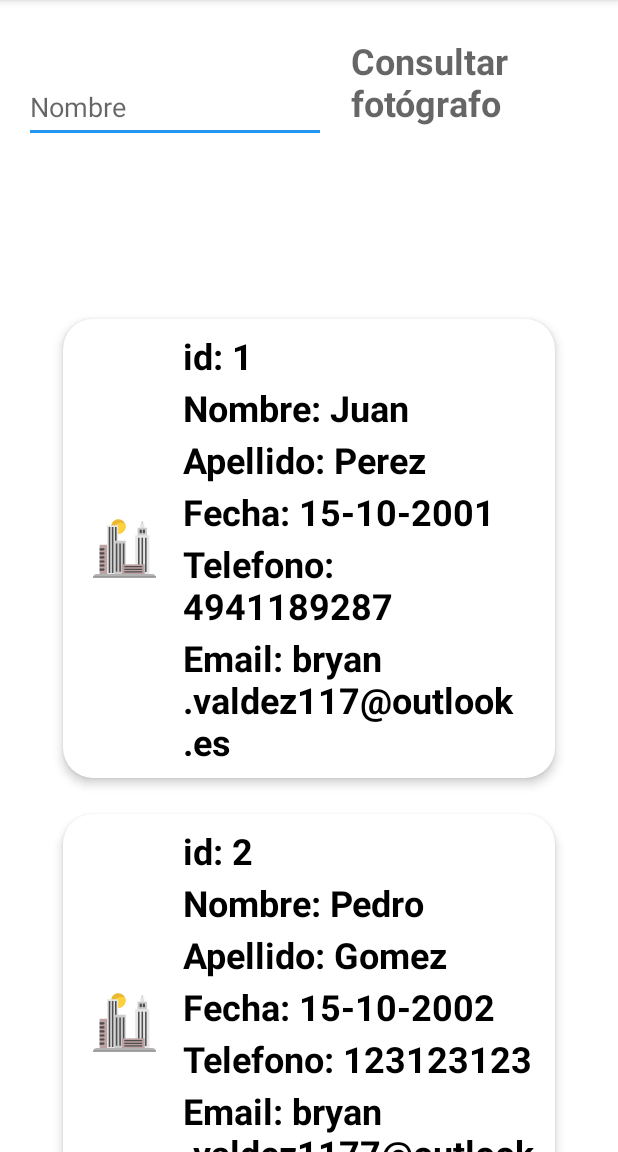
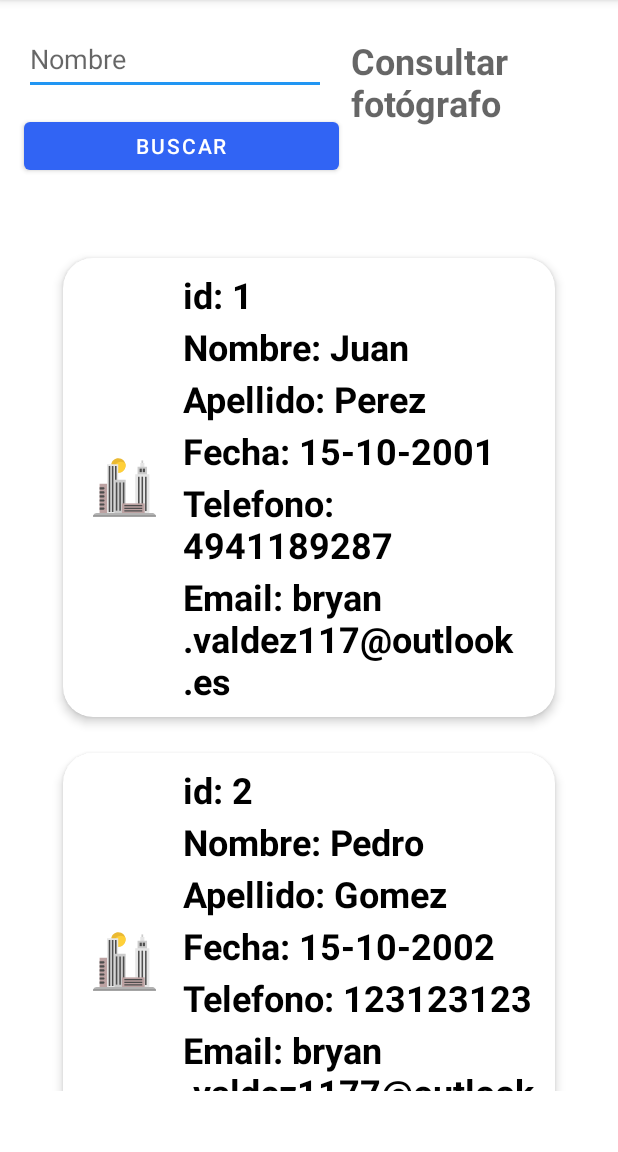
Before and after one commit to RubyBerumen/Proyecto4_Android, an Android app: the ActivityConsultas screen opened directly, with no data from a screen before it, on a phone screen of 412 x 824 dp, the part 84-1236 px from its top. Run offline under Robolectric (Android 15) with nearby library versions, the phone set to English and light mode, and no system bars; our stand-ins replace Volley.

Commit message:
Se corrigió la funcionalidad de consultas

```diff
--- a/app/src/main/AndroidManifest.xml
+++ b/app/src/main/AndroidManifest.xml
@@ -3,8 +3,11 @@
     xmlns:tools="http://schemas.android.com/tools">
 
     <uses-permission android:name="android.permission.INTERNET" />
+    <uses-permission android:name="android.permission.ACCESS_NETWORK_STATE" />
 
     <application
+        android:usesCleartextTraffic="true"
+        android:networkSecurityConfig="@xml/network_security_config"
         android:allowBackup="true"
         android:dataExtractionRules="@xml/data_extraction_rules"
         android:fullBackupContent="@xml/backup_rules"
--- a/app/src/main/java/com/example/estudiofotografico_android/ActivityAltas.java
+++ b/app/src/main/java/com/example/estudiofotografico_android/ActivityAltas.java
@@ -38,7 +38,7 @@ public class ActivityAltas extends AppCompatActivity {
 
     RequestQueue requestQueue;  //cola de peticiones
 
-    private static final String URL = "http://localhost/api_rest/api_rest_MySQL/api_android.php";
+    private static final String URL = "http://proyecto4.proyectosprogramacionweb.com/api_rest/api_rest_MySQL/api_android.php";
 
     @Override
     protected void onCreate(Bundle savedInstanceState) {
--- a/app/src/main/java/com/example/estudiofotografico_android/ActivityBajas.java
+++ b/app/src/main/java/com/example/estudiofotografico_android/ActivityBajas.java
@@ -27,7 +27,7 @@ public class ActivityBajas extends AppCompatActivity {
 
     RequestQueue requestQueue;  //cola de peticiones
 
-    private static final String URL = "http://localhost/api_rest/api_rest_MySQL/api_android.php";
+    private static final String URL = "http://proyecto4.proyectosprogramacionweb.com/api_rest/api_rest_MySQL/api_android.php";
 
     @Override
     protected void onCreate(Bundle savedInstanceState) {
--- a/app/src/main/java/com/example/estudiofotografico_android/ActivityCambios.java
+++ b/app/src/main/java/com/example/estudiofotografico_android/ActivityCambios.java
@@ -31,7 +31,7 @@ public class ActivityCambios extends AppCompatActivity {
 
     RequestQueue requestQueue;  //cola de peticiones
 
-    private static final String URL = "http://localhost/api_rest/api_rest_MySQL/api_android.php";
+    private static final String URL = "http://proyecto4.proyectosprogramacionweb.com/api_rest/api_rest_MySQL/api_android.php";
 
     @Override
     protected void onCreate(Bundle savedInstanceState) {
--- a/app/src/main/res/layout/activity_consultas.xml
+++ b/app/src/main/res/layout/activity_consultas.xml
@@ -25,16 +25,14 @@
         android:layout_width="201dp"
         android:layout_height="47dp"
         android:layout_marginStart="16dp"
-        android:layout_marginTop="32dp"
+        android:layout_marginTop="16dp"
         android:ems="10"
         android:hint="@string/caja_nombre"
         android:inputType="textPersonName"
-        app:layout_constraintBottom_toTopOf="@+id/recyclerView_consultas"
         app:layout_constraintEnd_toStartOf="@+id/txt_consultas"
         app:layout_constraintHorizontal_bias="0.0"
         app:layout_constraintStart_toStartOf="parent"
-        app:layout_constraintTop_toTopOf="parent"
-        app:layout_constraintVertical_bias="0.131" />
+        app:layout_constraintTop_toTopOf="parent" />
 
     <androidx.recyclerview.widget.RecyclerView
         android:id="@+id/recyclerView_consultas"
@@ -42,6 +40,19 @@
         android:layout_height="567dp"
         app:layout_constraintBottom_toBottomOf="parent"
         app:layout_constraintEnd_toEndOf="parent"
-        app:layout_constraintStart_toStartOf="parent" />
+        app:layout_constraintStart_toStartOf="parent"
+        app:layout_constraintTop_toBottomOf="@+id/button2" />
+
+    <Button
+        android:id="@+id/button2"
+        android:layout_width="210dp"
+        android:layout_height="44dp"
+        android:layout_marginTop="12dp"
+        android:onClick="consultar"
+        android:text="Buscar"
+        app:layout_constraintEnd_toEndOf="parent"
+        app:layout_constraintHorizontal_bias="0.079"
+        app:layout_constraintStart_toStartOf="parent"
+        app:layout_constraintTop_toBottomOf="@+id/caja_busqueda" />
 
 </androidx.constraintlayout.widget.ConstraintLayout>
```
Also changed, not shown: app/build.gradle (+5 -2 lines), app/src/main/java/com/example/estudiofotografico_android/ActivityConsultas.java (+96 -83 lines), app/src/main/res/xml/network_security_config.xml (added, +8 -0 lines).
